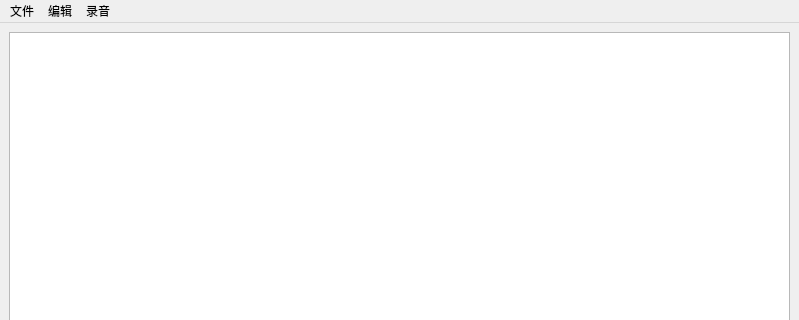
First picture: the form in mainwindow.ui, repository LykBran/LPiano, before the edit; both pictures show x 0 to 799 and y 0 to 320 of the 799 by 600 pixel window.
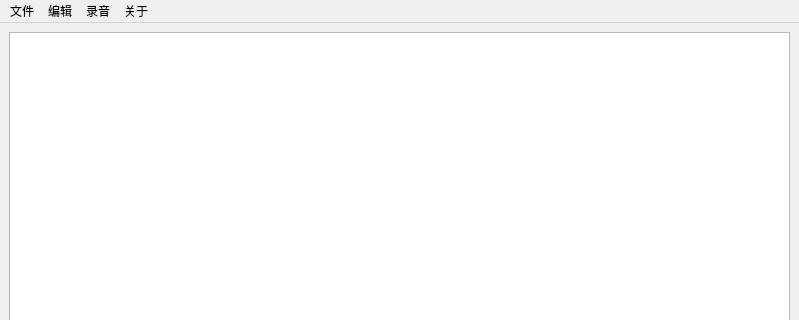
Second picture: the form after the edit.

Diff of the .ui file:
```diff
--- a/mainwindow.ui
+++ b/mainwindow.ui
@@ -54,9 +54,16 @@
     <addaction name="separator"/>
     <addaction name="action_play"/>
    </widget>
+   <widget class="QMenu" name="menu_About">
+    <property name="title">
+     <string>关于</string>
+    </property>
+    <addaction name="action_helps"/>
+   </widget>
    <addaction name="menu_File"/>
    <addaction name="menu_Edit"/>
    <addaction name="menu_Record"/>
+   <addaction name="menu_About"/>
   </widget>
   <widget class="QStatusBar" name="statusbar"/>
   <action name="action_import">
```
Left out of the diff: 5 changed lines with no effect on the pictures.
